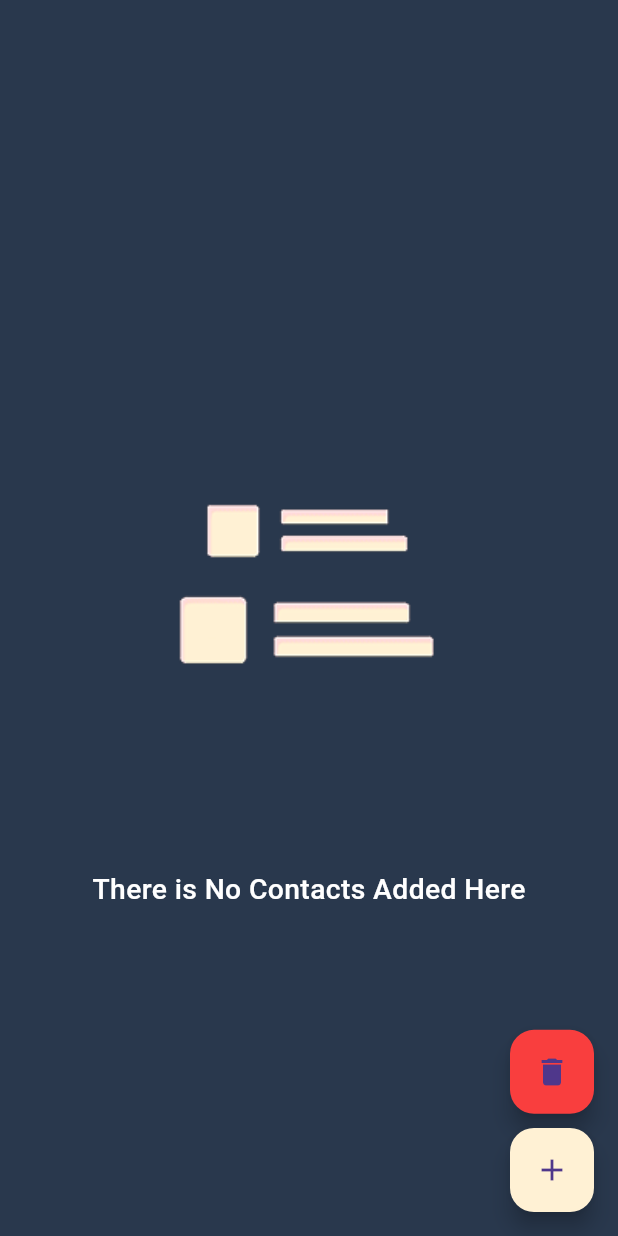
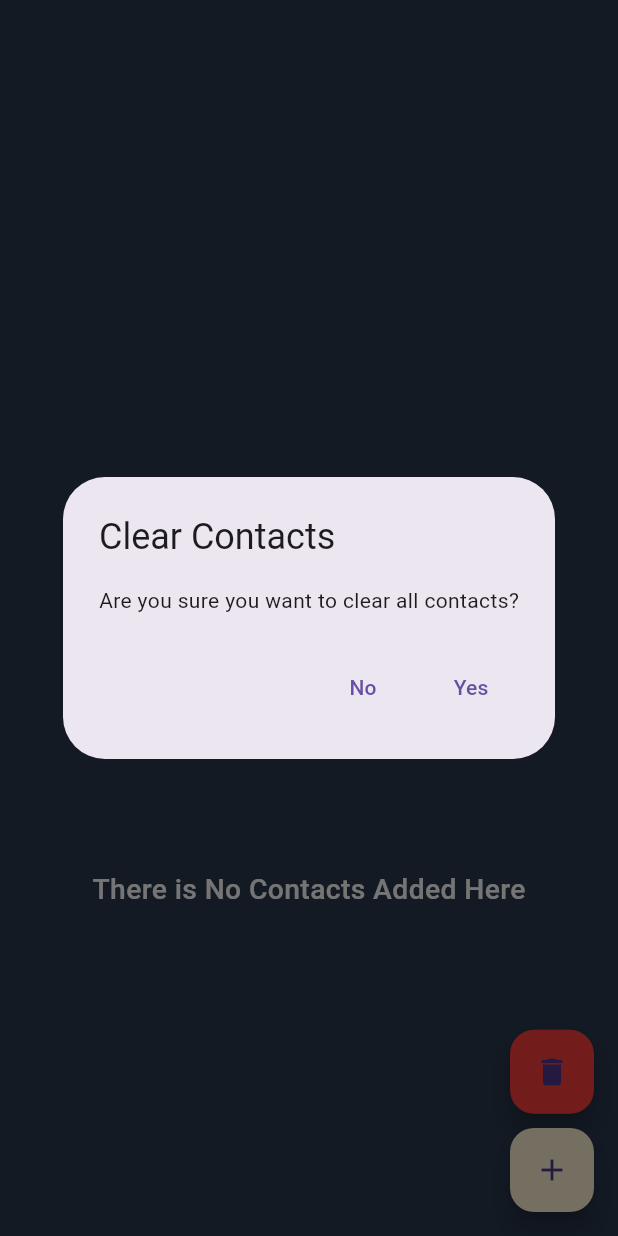
Before and after one commit to OmarGamalDev/contact-app, a Flutter app: the screen it shows after launch, after a tap on the "delete" icon, on a phone screen of 412 x 824 dp. Run offline on Flutter 3.47's test engine with Material 3 defaults, Android fonts, the phone set to English and light mode, and no system bars; our stand-ins replace flutter_screenutil, hive, hive_flutter, image_picker, permission_handler; missing offline and left inert: flutter_phone_direct_caller; accounts and stored records are empty.

Commit message:
feat: implement Hive database for contact management; add email and phone number fields to ContactModel; update HomeScreen for contact loading and searching; enhance UI with confirmation dialogs

```diff
--- a/lib/features/home/model/contact_model.dart
+++ b/lib/features/home/model/contact_model.dart
@@ -1,8 +1,21 @@
-class ContactModel {
+import 'package:hive/hive.dart';
+
+part 'contact_model.g.dart';
+
+@HiveType(typeId: 0)
+class ContactModel extends HiveObject {
+  @HiveField(0)
   final String image;
+
+  @HiveField(1)
   final String name;
+
+  @HiveField(2)
   final String email;
+
+  @HiveField(3)
   final String phoneNumber;
+
   ContactModel({
     required this.image,
     required this.name,
--- a/lib/features/home/view/home_screen.dart
+++ b/lib/features/home/view/home_screen.dart
@@ -4,6 +4,7 @@ import 'package:contact_app/features/home/widgets/contact_card.dart';
 import 'package:contact_app/features/home/widgets/custom_floating_action_button.dart';
 import 'package:flutter/material.dart';
 import 'package:flutter_screenutil/flutter_screenutil.dart';
+import 'package:hive/hive.dart';
 
 class HomeScreen extends StatefulWidget {
   const HomeScreen({super.key});
@@ -16,32 +17,62 @@ class HomeScreen extends StatefulWidget {
 class _HomeScreenState extends State<HomeScreen> {
   List<ContactModel> allContacts = [];
   List<ContactModel> contacts = [];
-
-  void addContact(ContactModel contact) {
-    setState(() {
-      allContacts.add(contact);
-      contacts = List.from(allContacts);
-    });
-  }
+  late Box<ContactModel> contactsBox;
+  late TextEditingController searchController;
+  String currentSearchQuery = '';
 
   @override
   void initState() {
     super.initState();
-    contacts = List.from(allContacts);
+    contactsBox = Hive.box<ContactModel>('contactsBox');
+    searchController = TextEditingController();
+
+    loadContacts();
+  }
+
+  void loadContacts() {
+    allContacts = contactsBox.values.toList();
+
+    if (currentSearchQuery.trim().isEmpty) {
+      contacts = List.from(allContacts);
+    } else {
+      contacts =
+          allContacts.where((contact) {
+            return contact.name.toLowerCase().contains(
+              currentSearchQuery.toLowerCase(),
+            );
+          }).toList();
+    }
+  }
+
+  @override
+  void dispose() {
+    searchController.dispose();
+    super.dispose();
+  }
+
+  void addContact(ContactModel contact) {
+    contactsBox.add(contact);
+    setState(() {
+      loadContacts();
+    });
   }
 
   void deleteContact(int index) {
+    final deletedContact = contacts[index];
+    deletedContact.delete();
     setState(() {
-      final deletedContact = contacts[index];
-      allContacts.remove(deletedContact);
-      contacts.removeAt(index);
+      loadContacts();
     });
   }
 
   void clearContacts() {
+    contactsBox.clear();
     setState(() {
       allContacts.clear();
       contacts.clear();
+      searchController.clear();
+      currentSearchQuery = '';
     });
   }
 
@@ -101,18 +132,11 @@ class _HomeScreenState extends State<HomeScreen> {
         Padding(
           padding: EdgeInsets.only(top: 40.h, left: 16.w, right: 16.w),
           child: TextField(
+            controller: searchController,
             onChanged: (query) {
               setState(() {
-                if (query.trim().isEmpty) {
-                  contacts = List.from(allContacts);
-                } else {
-                  contacts =
-                      allContacts.where((contact) {
-                        return contact.name.toLowerCase().contains(
-                          query.toLowerCase(),
-                        );
-                      }).toList();
-                }
+                currentSearchQuery = query;
+                loadContacts();
               });
             },
             decoration: InputDecoration(
--- a/lib/features/home/widgets/custom_floating_action_button.dart
+++ b/lib/features/home/widgets/custom_floating_action_button.dart
@@ -18,7 +18,34 @@ class CustomFloatingActionButton extends StatelessWidget {
       children: [
         FloatingActionButton(
           backgroundColor: const Color(0xffF93E3E),
-          onPressed: onClearPressed,
+          onPressed: () async {
+            bool? confirm = await showDialog<bool>(
+              context: context,
+              builder: (BuildContext context) {
+                return AlertDialog(
+                  title: const Text("Clear Contacts"),
+                  content: const Text("Are you sure you want to clear all contacts?"),
+                  actions: <Widget>[
+                    TextButton(
+                      child: const Text("No"),
+                      onPressed: () {
+                        Navigator.of(context).pop(false);
+                      },
+                    ),
+                    TextButton(
+                      child: const Text("Yes"),
+                      onPressed: () {
+                        Navigator.of(context).pop(true);
+                      },
+                    ),
+                  ],
+                );
+              },
+            );
+            if (confirm == true) {
+              onClearPressed();
+            }
+          },
           child: const Icon(Icons.delete),
         ),
         SizedBox(height: 10.h),
--- a/lib/main.dart
+++ b/lib/main.dart
@@ -1,9 +1,15 @@
+import 'package:contact_app/features/home/model/contact_model.dart';
 import 'package:flutter/material.dart';
 import 'package:flutter_screenutil/flutter_screenutil.dart';
+import 'package:hive_flutter/adapters.dart';
 import 'core/constants/routes.dart';
 import 'features/home/view/home_screen.dart';
 
-void main() {
+void main() async{
+  WidgetsFlutterBinding.ensureInitialized();
+  await Hive.initFlutter();
+  Hive.registerAdapter(ContactModelAdapter());
+  await Hive.openBox<ContactModel>('contactsBox');
   runApp(const ContactApp());
 }
 
--- a/pubspec.yaml
+++ b/pubspec.yaml
@@ -38,7 +38,8 @@ dependencies:
   image_picker: ^1.1.2
   flutter_phone_direct_caller: ^2.1.1
   permission_handler: ^11.3.1
-
+  hive: ^2.2.3
+  hive_flutter: ^1.1.0
 dev_dependencies:
   flutter_test:
     sdk: flutter
@@ -49,6 +50,8 @@ dev_dependencies:
   # package. See that file for information about deactivating specific lint
   # rules and activating additional ones.
   flutter_lints: ^5.0.0
+  hive_generator: ^2.0.0
+  build_runner: ^2.4.6
 # For information on the generic Dart part of this file, see the
 # following page: https://dart.dev/tools/pub/pubspec
 
```
Also changed, not shown: lib/features/home/widgets/contact_card.dart (+16 -24 lines), lib/features/home/model/contact_model.g.dart (added), pubspec.lock, 1 other file.
